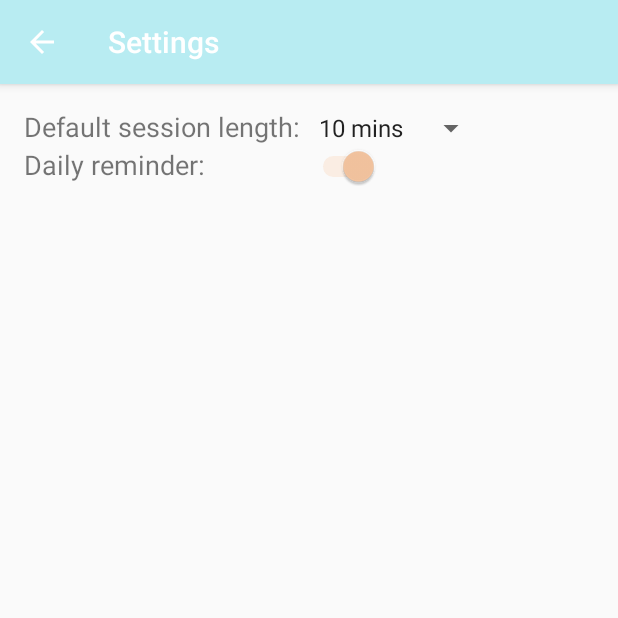
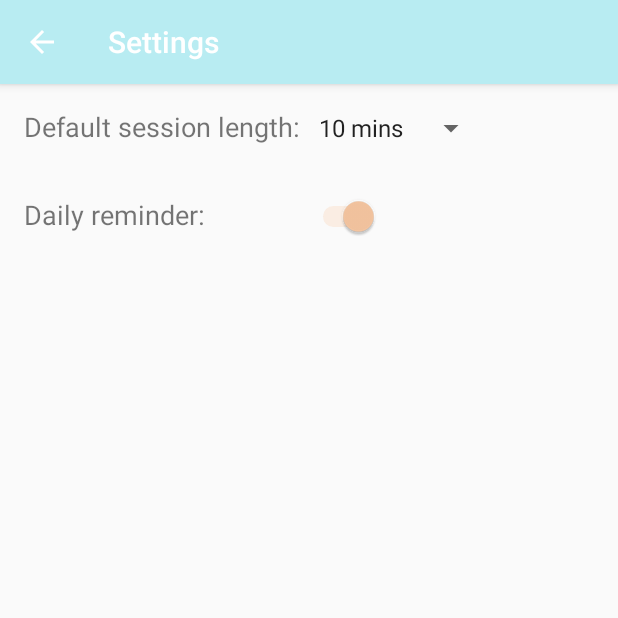
Before and after one commit to tarwater/meditation-timer, an Android app: the screen it shows after launch (Settings), in the options menu, after a tap on "Settings", on a phone screen of 412 x 824 dp, the top half of it. Run offline under Robolectric (Android 15) with nearby library versions, the phone set to English and light mode, and no system bars.

Commit message:
Removing about page, increasing default time options, minor tweaks

```diff
--- a/app/src/main/java/com/clay/meditation/HowTo.java
+++ b/app/src/main/java/com/clay/meditation/HowTo.java
@@ -15,11 +15,11 @@ public class HowTo extends AppCompatActivity {
     protected void onCreate(Bundle savedInstanceState) {
         super.onCreate(savedInstanceState);
         setContentView(R.layout.activity_how_to);
-        Toolbar toolbar = (Toolbar) findViewById(R.id.toolbar);
+        Toolbar toolbar = findViewById(R.id.toolbar);
         setSupportActionBar(toolbar);
 
         getSupportActionBar().setDisplayHomeAsUpEnabled(true);
-        setRequestedOrientation(ActivityInfo.SCREEN_ORIENTATION_PORTRAIT);
+//        setRequestedOrientation(ActivityInfo.SCREEN_ORIENTATION_PORTRAIT);
 
         setTitle("How to Meditate");
 
@@ -27,7 +27,7 @@ public class HowTo extends AppCompatActivity {
 
         String howTo = "1. Sit upright in a comfortable position, keeping your spine straight. \n\n" +
                 "2. Close your eyes (or don't) and breathe through your nose. \n\n" +
-                "3. Try to focus your attention on your breath. Notice how it feels as it moves in and out. \n\n" +
+                "3. Try to keep your attention on the breath sensations in the body. Notice how it feels as it moves in and out. \n\n" +
                 "4. Let all other thoughts and feelings pass by. Try not to grasp or judge them. \n\n" +
                 "5. Don't worry! There is no wrong way. ";
 
--- a/app/src/main/java/com/clay/meditation/Settings.java
+++ b/app/src/main/java/com/clay/meditation/Settings.java
@@ -4,18 +4,14 @@ import android.content.Context;
 import android.content.SharedPreferences;
 import android.content.pm.ActivityInfo;
 import android.os.Bundle;
-import android.support.design.widget.FloatingActionButton;
-import android.support.design.widget.Snackbar;
 import android.support.v7.app.AppCompatActivity;
 import android.support.v7.widget.Toolbar;
-import android.util.Log;
 import android.view.View;
 import android.widget.AdapterView;
 import android.widget.ArrayAdapter;
 import android.widget.CompoundButton;
 import android.widget.Spinner;
 import android.widget.Switch;
-import android.widget.ToggleButton;
 
 public class Settings extends AppCompatActivity {
 
@@ -35,25 +31,17 @@ public class Settings extends AppCompatActivity {
 
         Switch mySwitch = (Switch) findViewById(R.id.switch1);
 
-        if(notificationsOn){
-            mySwitch.setChecked(true);
-        } else {
-            mySwitch.setChecked(false);
-        }
+        mySwitch.setChecked(notificationsOn);
 
         mySwitch.setOnCheckedChangeListener(new CompoundButton.OnCheckedChangeListener() {
             public void onCheckedChanged(CompoundButton buttonView, boolean isChecked) {
-                if(isChecked){
-                    settings.edit().putBoolean("notifications", true).apply();
-                } else {
-                    settings.edit().putBoolean("notifications", false).apply();
-                }
+                settings.edit().putBoolean("notifications", isChecked).apply();
             }
         });
 
         //Spinner stuff
-        Spinner spinner = (Spinner) findViewById(R.id.spinner);
-        ArrayAdapter spinnerAdapter = ArrayAdapter.createFromResource(this, R.array.session_array, android.R.layout.simple_spinner_item);
+        Spinner spinner = findViewById(R.id.spinner);
+        ArrayAdapter<CharSequence> spinnerAdapter = ArrayAdapter.createFromResource(this, R.array.session_array, android.R.layout.simple_spinner_item);
         spinnerAdapter.setDropDownViewResource(android.R.layout.simple_spinner_dropdown_item);
         spinner.setAdapter(spinnerAdapter);
 
--- a/app/src/main/res/layout/content_settings.xml
+++ b/app/src/main/res/layout/content_settings.xml
@@ -38,20 +38,22 @@
              />
 
         <TextView
-            android:text="@string/notificationToggleLabel"
+            android:id="@+id/notificationToggleLabel"
             android:layout_width="wrap_content"
             android:layout_height="wrap_content"
-            android:id="@+id/notificationToggleLabel"
             android:layout_row="1"
             android:layout_column="0"
+            android:layout_marginTop="50px"
+            android:text="@string/notificationToggleLabel"
             android:textSize="18sp" />
 
         <Switch
+            android:id="@+id/switch1"
             android:layout_width="wrap_content"
             android:layout_height="wrap_content"
-            android:id="@+id/switch1"
+            android:layout_row="1"
             android:layout_column="1"
-            android:layout_row="1" />
+            android:layout_marginTop="50px" />
 
     </GridLayout>
 
--- a/app/src/main/res/menu/menu_main.xml
+++ b/app/src/main/res/menu/menu_main.xml
@@ -21,10 +21,4 @@
         android:title="@string/howTo"
         app:showAsAction="never" />
 
-    <item
-        android:id="@+id/about"
-        android:orderInCategory="400"
-        android:title="@string/about"
-        app:showAsAction="never" />
-
 </menu>
--- a/app/src/main/res/values/strings.xml
+++ b/app/src/main/res/values/strings.xml
@@ -25,6 +25,8 @@
         <item>25 mins</item>
         <item>30 mins</item>
         <item>40 mins</item>
+        <item>50 mins</item>
+        <item>60 mins</item>
 
     </string-array>
     <string name="title_activity_how_to">HowTo</string>
--- a/build.gradle
+++ b/build.gradle
@@ -10,7 +10,7 @@ buildscript {
         google()
     }
     dependencies {
-        classpath 'com.android.tools.build:gradle:3.2.0'
+        classpath 'com.android.tools.build:gradle:3.6.0'
 
         // NOTE: Do not place your application dependencies here; they belong
         // in the individual module build.gradle files
```
Also changed, not shown: app/build.gradle (+6 -6 lines), app/src/main/java/com/clay/meditation/MainActivity.java (+2 -21 lines), gradle/wrapper/gradle-wrapper.properties.
